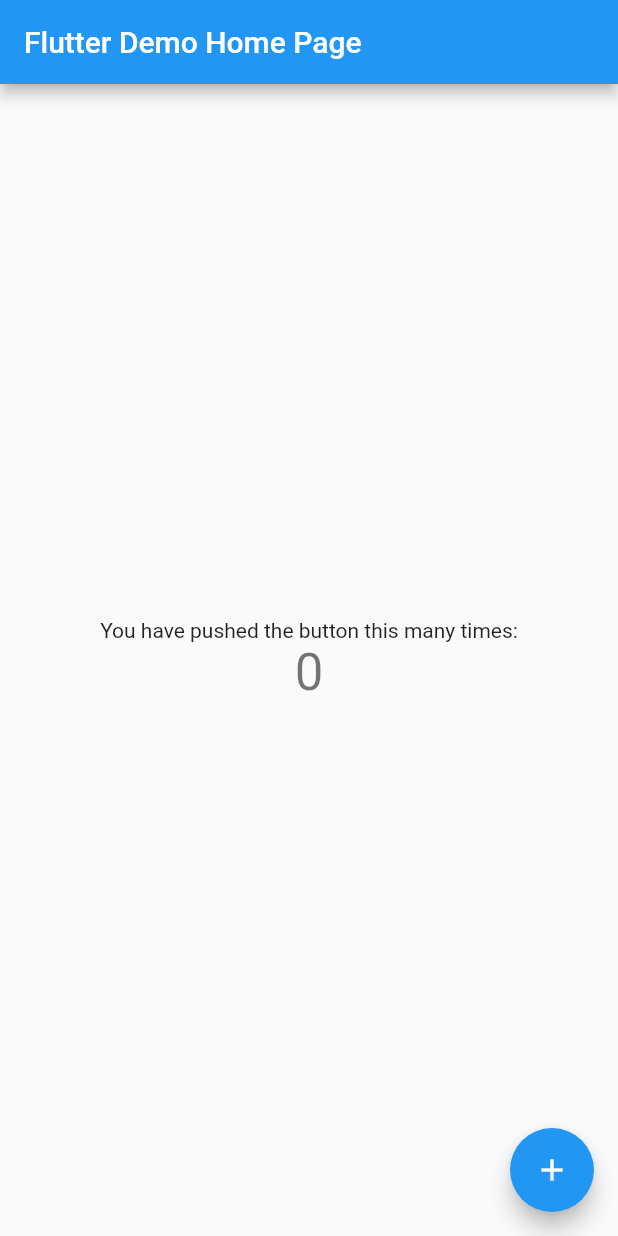
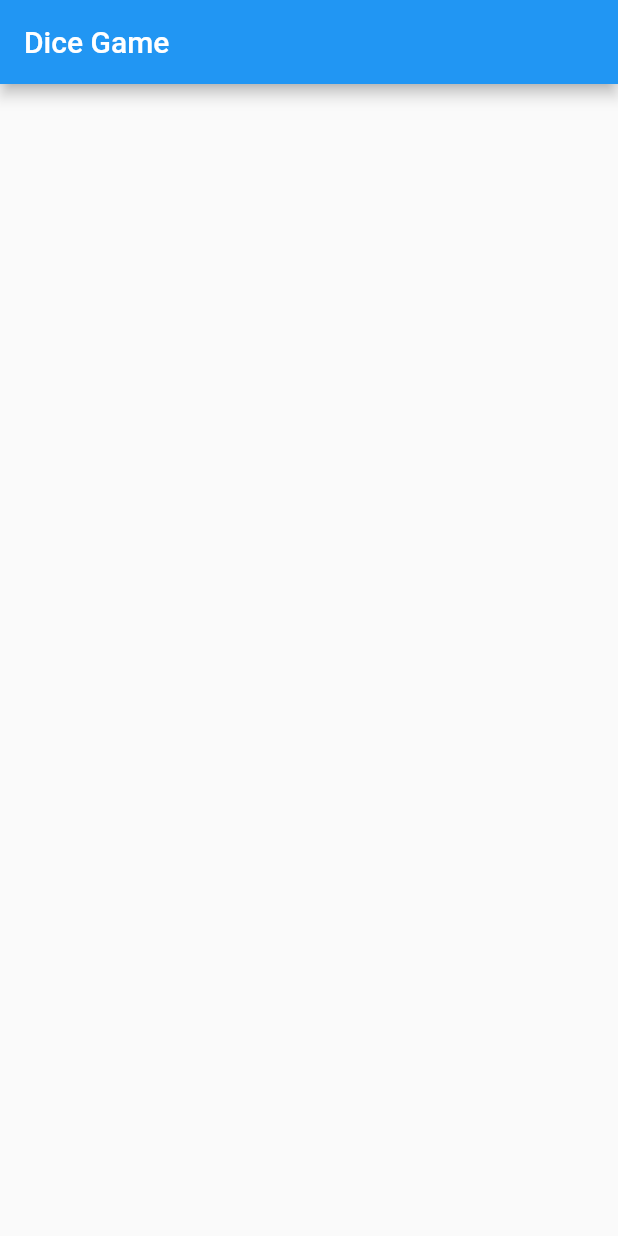
Before and after one commit to SeAliijaz/Dice_Roller, a Flutter app: the screen it shows after launch, on a phone screen of 412 x 824 dp. Run offline on Flutter 3.47's test engine with Material 2 defaults, Android fonts, the phone set to English and light mode, and no system bars.

Commit message:
Initial-Setup

```diff
--- a/analysis_options.yaml
+++ b/analysis_options.yaml
@@ -22,6 +22,7 @@ linter:
   # `// ignore_for_file: name_of_lint` syntax on the line or in the file
   # producing the lint.
   rules:
+    prefer_const_constructor:true
     # avoid_print: false  # Uncomment to disable the `avoid_print` rule
     # prefer_single_quotes: true  # Uncomment to enable the `prefer_single_quotes` rule
 
--- /dev/null
+++ b/lib/Game_Page/game_page.dart
@@ -0,0 +1,19 @@
+import 'package:flutter/material.dart';
+
+class DiceGame extends StatefulWidget {
+  @override
+  _DiceGameState createState() => _DiceGameState();
+}
+
+class _DiceGameState extends State<DiceGame> {
+  @override
+  Widget build(BuildContext context) {
+    ///Final size
+    final Size s = MediaQuery.of(context).size;
+    return Scaffold(
+      appBar: AppBar(
+        title: Text('Dice Game'),
+      ),
+    );
+  }
+}
--- a/lib/main.dart
+++ b/lib/main.dart
@@ -1,115 +1,15 @@
+import 'package:dice/Game_Page/game_page.dart';
 import 'package:flutter/material.dart';
 
 void main() {
-  runApp(const MyApp());
+  runApp(MyApp());
 }
 
 class MyApp extends StatelessWidget {
-  const MyApp({Key? key}) : super(key: key);
-
-  // This widget is the root of your application.
   @override
   Widget build(BuildContext context) {
     return MaterialApp(
-      title: 'Flutter Demo',
-      theme: ThemeData(
-        // This is the theme of your application.
-        //
-        // Try running your application with "flutter run". You'll see the
-        // application has a blue toolbar. Then, without quitting the app, try
-        // changing the primarySwatch below to Colors.green and then invoke
-        // "hot reload" (press "r" in the console where you ran "flutter run",
-        // or simply save your changes to "hot reload" in a Flutter IDE).
-        // Notice that the counter didn't reset back to zero; the application
-        // is not restarted.
-        primarySwatch: Colors.blue,
-      ),
-      home: const MyHomePage(title: 'Flutter Demo Home Page'),
+      home: DiceGame(),
     );
   }
 }
-
-class MyHomePage extends StatefulWidget {
-  const MyHomePage({Key? key, required this.title}) : super(key: key);
-
-  // This widget is the home page of your application. It is stateful, meaning
-  // that it has a State object (defined below) that contains fields that affect
-  // how it looks.
-
-  // This class is the configuration for the state. It holds the values (in this
-  // case the title) provided by the parent (in this case the App widget) and
-  // used by the build method of the State. Fields in a Widget subclass are
-  // always marked "final".
-
-  final String title;
-
-  @override
-  State<MyHomePage> createState() => _MyHomePageState();
-}
-
-class _MyHomePageState extends State<MyHomePage> {
-  int _counter = 0;
-
-  void _incrementCounter() {
-    setState(() {
-      // This call to setState tells the Flutter framework that something has
-      // changed in this State, which causes it to rerun the build method below
-      // so that the display can reflect the updated values. If we changed
-      // _counter without calling setState(), then the build method would not be
-      // called again, and so nothing would appear to happen.
-      _counter++;
-    });
-  }
-
-  @override
-  Widget build(BuildContext context) {
-    // This method is rerun every time setState is called, for instance as done
-    // by the _incrementCounter method above.
-    //
-    // The Flutter framework has been optimized to make rerunning build methods
-    // fast, so that you can just rebuild anything that needs updating rather
-    // than having to individually change instances of widgets.
-    return Scaffold(
-      appBar: AppBar(
-        // Here we take the value from the MyHomePage object that was created by
-        // the App.build method, and use it to set our appbar title.
-        title: Text(widget.title),
-      ),
-      body: Center(
-        // Center is a layout widget. It takes a single child and positions it
-        // in the middle of the parent.
-        child: Column(
-          // Column is also a layout widget. It takes a list of children and
-          // arranges them vertically. By default, it sizes itself to fit its
-          // children horizontally, and tries to be as tall as its parent.
-          //
-          // Invoke "debug painting" (press "p" in the console, choose the
-          // "Toggle Debug Paint" action from the Flutter Inspector in Android
-          // Studio, or the "Toggle Debug Paint" command in Visual Studio Code)
-          // to see the wireframe for each widget.
-          //
-          // Column has various properties to control how it sizes itself and
-          // how it positions its children. Here we use mainAxisAlignment to
-          // center the children vertically; the main axis here is the vertical
-          // axis because Columns are vertical (the cross axis would be
-          // horizontal).
-          mainAxisAlignment: MainAxisAlignment.center,
-          children: <Widget>[
-            const Text(
-              'You have pushed the button this many times:',
-            ),
-            Text(
-              '$_counter',
-              style: Theme.of(context).textTheme.headline4,
-            ),
-          ],
-        ),
-      ),
-      floatingActionButton: FloatingActionButton(
-        onPressed: _incrementCounter,
-        tooltip: 'Increment',
-        child: const Icon(Icons.add),
-      ), // This trailing comma makes auto-formatting nicer for build methods.
-    );
-  }
-}
--- a/pubspec.yaml
+++ b/pubspec.yaml
@@ -18,7 +18,7 @@ publish_to: 'none' # Remove this line if you wish to publish to pub.dev
 version: 1.0.0+1
 
 environment:
-  sdk: ">=2.16.0-134.5.beta <3.0.0"
+  sdk: ">=2.7.0-134.5.beta <3.0.0"
 
 # Dependencies specify other packages that your package needs in order to work.
 # To automatically upgrade your package dependencies to the latest versions
@@ -58,8 +58,8 @@ flutter:
   uses-material-design: true
 
   # To add assets to your application, add an assets section, like this:
-  # assets:
-  #   - images/a_dot_burr.jpeg
+  assets:
+    - images/
   #   - images/a_dot_ham.jpeg
 
   # An image asset can refer to one or more resolution-specific "variants", see
```
Also changed, not shown: images/dice1.png (added), images/dice2.png (added), images/dice3.png (added), images/dice4.png (added), images/dice5.png (added), images/dice6.png (added), pubspec.lock, 1 other file.
